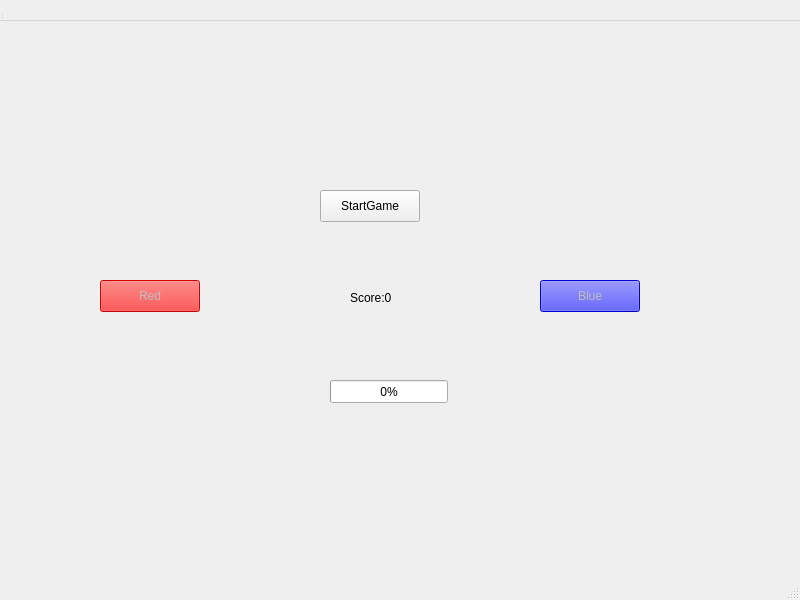
University-of-Utah-CS3505/a6-simon-f24-Jessonzzx, file A6/mainwindow.ui: the form before one commit.
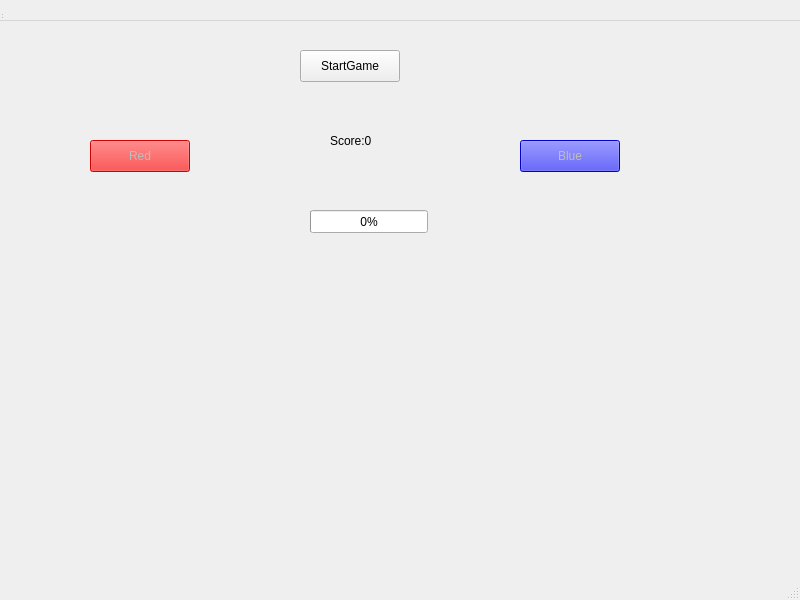
The form after the commit. Icons and pictures are not drawn.

Commit message: Finished the special features, add a turret that can fire to the button and trigger them.

The edit to the form file:
```diff
--- a/A6/mainwindow.ui
+++ b/A6/mainwindow.ui
@@ -26,8 +26,8 @@
     <widget class="QPushButton" name="startButton">
      <property name="geometry">
       <rect>
-       <x>320</x>
-       <y>190</y>
+       <x>300</x>
+       <y>50</y>
        <width>100</width>
        <height>32</height>
       </rect>
@@ -39,10 +39,10 @@
     <widget class="QLabel" name="scoreLabel">
      <property name="geometry">
       <rect>
-       <x>350</x>
-       <y>290</y>
+       <x>330</x>
+       <y>130</y>
        <width>58</width>
-       <height>16</height>
+       <height>21</height>
       </rect>
      </property>
      <property name="text">
@@ -55,8 +55,8 @@
      </property>
      <property name="geometry">
       <rect>
-       <x>100</x>
-       <y>280</y>
+       <x>90</x>
+       <y>140</y>
        <width>100</width>
        <height>32</height>
       </rect>
@@ -74,8 +74,8 @@
      </property>
      <property name="geometry">
       <rect>
-       <x>540</x>
-       <y>280</y>
+       <x>520</x>
+       <y>140</y>
        <width>100</width>
        <height>32</height>
       </rect>
@@ -90,8 +90,8 @@
     <widget class="QProgressBar" name="progressBar">
      <property name="geometry">
       <rect>
-       <x>330</x>
-       <y>380</y>
+       <x>310</x>
+       <y>210</y>
        <width>118</width>
        <height>23</height>
       </rect>
@@ -103,9 +103,9 @@
     <widget class="QLabel" name="messageLabel">
      <property name="geometry">
       <rect>
-       <x>330</x>
-       <y>240</y>
-       <width>81</width>
+       <x>310</x>
+       <y>160</y>
+       <width>91</width>
        <height>41</height>
       </rect>
      </property>
@@ -113,6 +113,25 @@
       <string/>
      </property>
     </widget>
+    <widget class="QLabel" name="turret">
+     <property name="geometry">
+      <rect>
+       <x>150</x>
+       <y>280</y>
+       <width>421</width>
+       <height>181</height>
+      </rect>
+     </property>
+     <property name="text">
+      <string/>
+     </property>
+     <property name="pixmap">
+      <pixmap resource="resources.qrc">:/turret.png</pixmap>
+     </property>
+     <property name="alignment">
+      <set>Qt::AlignmentFlag::AlignCenter</set>
+     </property>
+    </widget>
    </widget>
    <widget class="QMenuBar" name="menubar_2">
     <property name="geometry">
```
Left out of the diff: 4 changed lines with no effect on the pictures. The commit also changes 99 other files.
